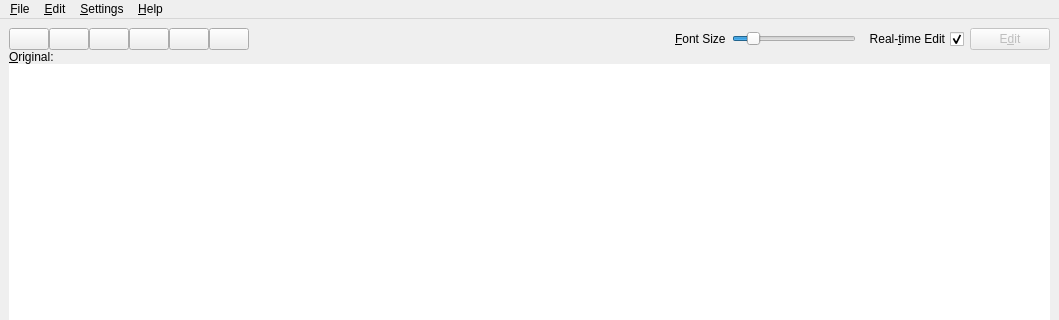
Qt form negar_gui/mwin.ui (javadr/negar-gui) before a commit; both pictures show x 0 to 1059 and y 0 to 320 of the 1059 by 790 pixel window.
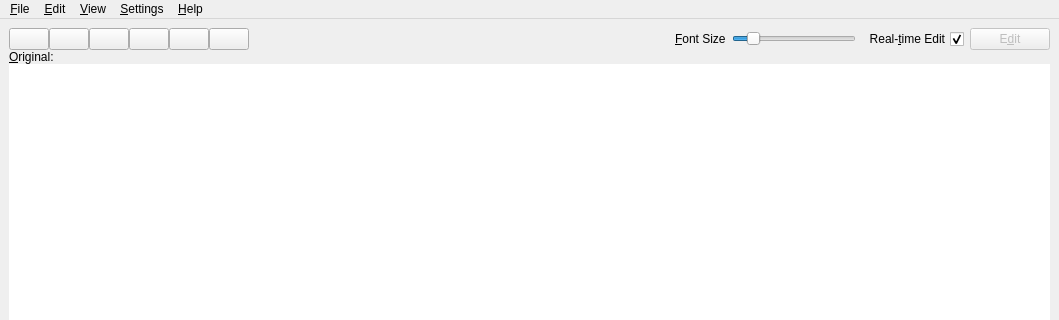
The same form after that commit. Icons and pictures are not drawn.

Commit message: (upd) view menu

Patch:
```diff
--- a/negar_gui/mwin.ui
+++ b/negar_gui/mwin.ui
@@ -538,11 +538,18 @@
     <addaction name="separator"/>
     <addaction name="actionReset"/>
     <addaction name="separator"/>
+    <addaction name="actionQr_Code"/>
+   </widget>
+   <widget class="QMenu" name="menu_View">
+    <property name="title">
+     <string>&amp;View</string>
+    </property>
     <addaction name="actionIncrease_Font_Size"/>
     <addaction name="actionDecrease_Font_Size"/>
    </widget>
    <addaction name="menuFile"/>
    <addaction name="menuEdit"/>
+   <addaction name="menu_View"/>
    <addaction name="menuSetting"/>
    <addaction name="menuHelp"/>
   </widget>
```
Left out of the diff: 23 changed lines with no effect on the pictures. The commit also changes 3 other files.
